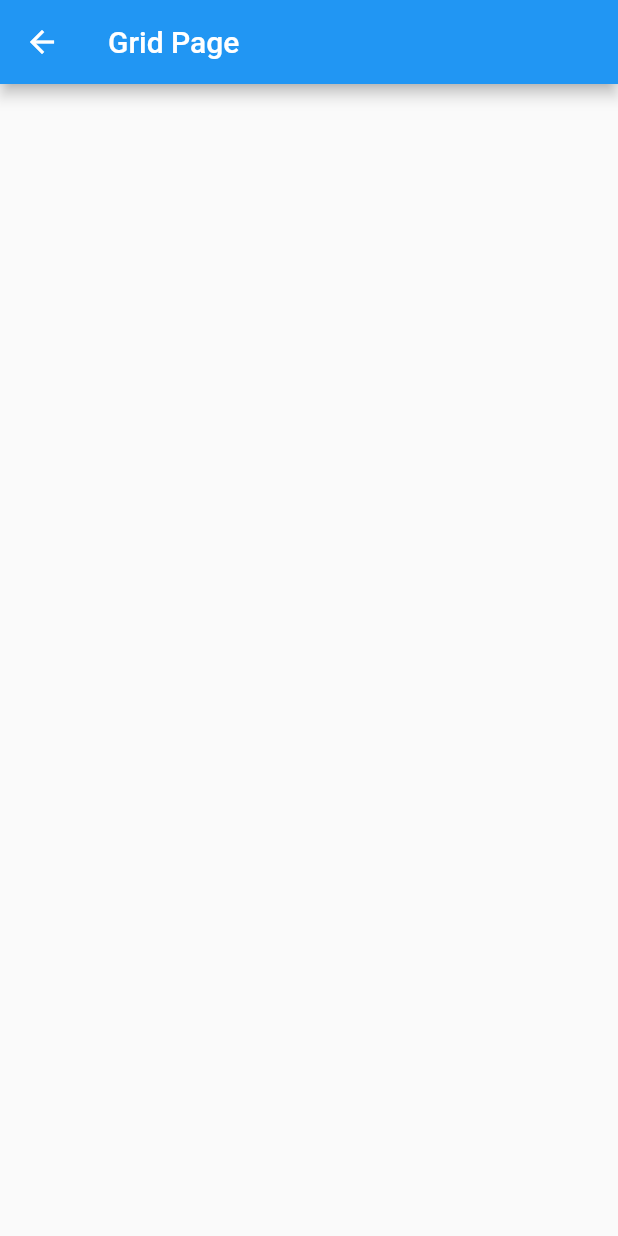
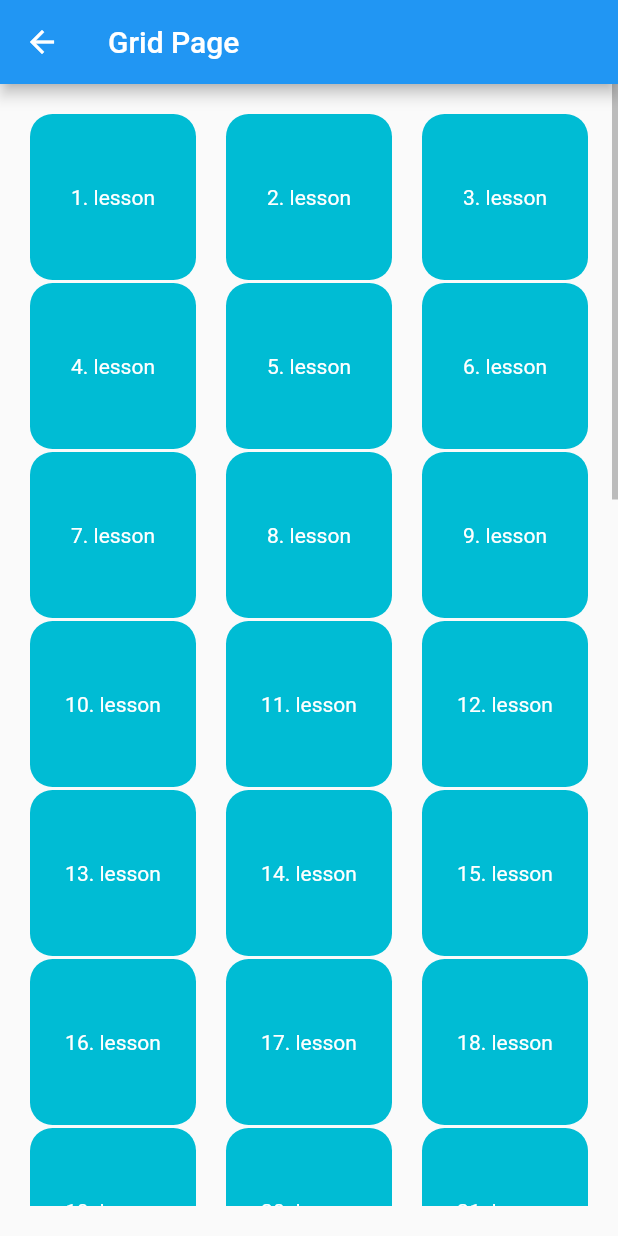
Before and after one commit to ilaydasavaser/key_sample, a Flutter app: the GridViewPage screen opened directly, on a phone screen of 412 x 824 dp. Run offline on Flutter 3.47's test engine with Material 2 defaults, Android fonts, the phone set to English and light mode, and no system bars.

Commit message:
grid view

```diff
--- a/lib/views/gridViewPage.dart
+++ b/lib/views/gridViewPage.dart
@@ -9,10 +9,37 @@ class _GridViewPageState extends State<GridViewPage> {
   @override
   Widget build(BuildContext context) {
     return Scaffold(
-      appBar: AppBar(
-        title: Text("Grid Page"),
-      ),
-      body: Container(),
-    );
+        appBar: AppBar(
+          title: Text("Grid Page"),
+        ),
+        body: Scrollbar(
+          // controller: _controller,
+          isAlwaysShown: true,
+          child: Padding(
+            padding: const EdgeInsets.all(20.0),
+            child: GridView.builder(
+              // controller: _controller,
+              itemCount: 50,
+              gridDelegate: const SliverGridDelegateWithFixedCrossAxisCount(
+                mainAxisSpacing: 2,
+                crossAxisSpacing: 20,
+                crossAxisCount: 3,
+              ),
+              itemBuilder: (BuildContext context, int index) {
+                return Container(
+                  decoration: BoxDecoration(
+                    color: Colors.cyan,
+                    borderRadius: BorderRadius.circular(15),
+                  ),
+                  child: Center(
+                      child: Text(
+                    '${index + 1}. lesson',
+                    style: TextStyle(color: Colors.white),
+                  )),
+                );
+              },
+            ),
+          ),
+        ));
   }
 }
```
